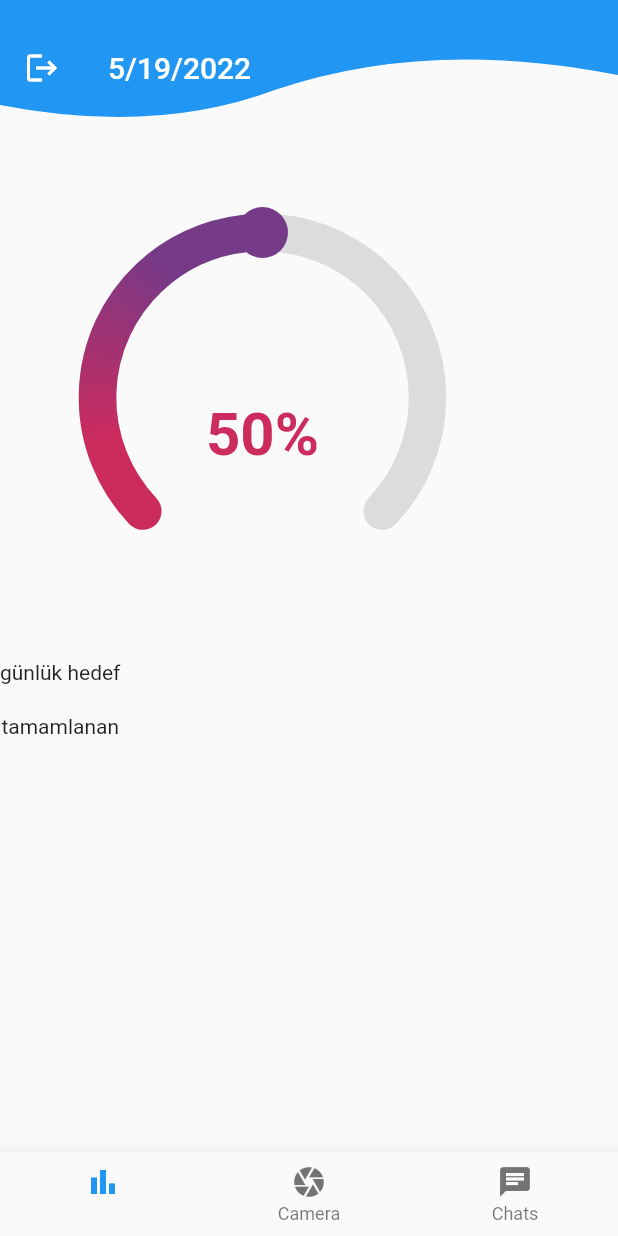
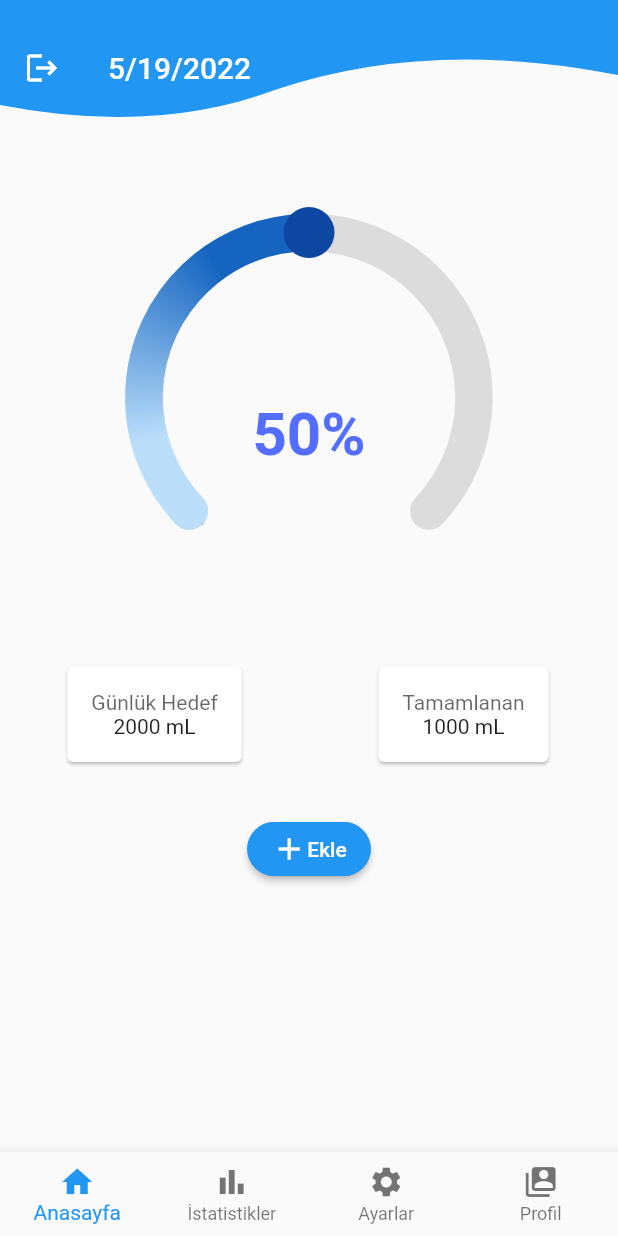
Before and after one commit to alperennbulutt/water_tracker, a Flutter app: the screen it shows once a user with an empty profile is signed in, on a phone screen of 412 x 824 dp. Run offline on Flutter 3.47's test engine with Material 2 defaults, Android fonts, the light colour scheme and no system bars; drawn by our look-alikes of syncfusion_flutter_gauges; our stand-ins replace cloud_firestore, firebase_auth, firebase_core, flutter_custom_clippers, flutter_svg, get and 2 more; accounts and stored records are empty; Roboto replaces fonts that are missing (Georgia).

Commit message:
anasayfa tasarımı tamamlandı.

```diff
--- a/lib/src/ui/home/home_page.dart
+++ b/lib/src/ui/home/home_page.dart
@@ -3,8 +3,11 @@
 import 'package:firebase_auth/firebase_auth.dart';
 import 'package:flutter/material.dart';
 import 'package:flutter_custom_clippers/flutter_custom_clippers.dart';
+import 'package:get/get.dart';
 import 'package:intl/intl.dart';
 import 'package:syncfusion_flutter_gauges/gauges.dart';
+import 'package:water_tracker/src/ui/details-x/details_page.dart';
+import 'package:water_tracker/src/utils/routes/app_pages.dart';
 
 import '../../models/photos_model.dart';
 
@@ -50,7 +53,7 @@ class _HomePageState extends State<HomePage> {
       ),
       body: Column(
         children: [
-          Row(children: [
+          Row(mainAxisAlignment: MainAxisAlignment.center, children: [
             SfRadialGauge(axes: <RadialAxis>[
               RadialAxis(
                   minimum: 0,
@@ -69,8 +72,8 @@ class _HomePageState extends State<HomePage> {
                         width: 25,
                         sizeUnit: GaugeSizeUnit.logicalPixel,
                         gradient: const SweepGradient(colors: <Color>[
-                          Color(0xFFCC2B5E),
-                          Color(0xFF753A88)
+                          Color(0XFFBBDEFB),
+                          Color(0xFF1565C0)
                         ], stops: <double>[
                           0.25,
                           0.75
@@ -82,7 +85,7 @@ class _HomePageState extends State<HomePage> {
                         markerHeight: 34,
                         markerWidth: 34,
                         markerType: MarkerType.circle,
-                        color: Color(0xFF753A88),
+                        color: Color(0xFF0D47A1),
                         borderWidth: 2,
                         borderColor: Colors.white54)
                   ],
@@ -95,39 +98,155 @@ class _HomePageState extends State<HomePage> {
                             style: TextStyle(
                                 fontSize: 40,
                                 fontWeight: FontWeight.bold,
-                                color: Color(0xFFCC2B5E))))
+                                color: Color(0xFF536DFE))))
                   ])
             ]),
           ]),
           Row(
             children: [
-              Column(
-                children: [
-                  Text("günlük hedef"),
-                  SizedBox(
-                    height: 20,
-                  ),
-                  Text("tamamlanan"),
-                ],
+              Expanded(
+                flex: 5,
+                child: Column(
+                  children: [
+                    Card(
+                      child: Column(
+                        children: [
+                          Padding(
+                              padding: const EdgeInsets.all(16.0),
+                              child: Column(
+                                children: [
+                                  Text(
+                                    'Günlük Hedef',
+                                    style: TextStyle(
+                                        color: Colors.black.withOpacity(0.6)),
+                                  ),
+                                  Text("2000 mL")
+                                ],
+                              )),
+                        ],
+                      ),
+                    )
+                  ],
+                ),
               ),
-              Column()
+              Expanded(
+                flex: 5,
+                child: Column(
+                  children: [
+                    Card(
+                      child: Column(
+                        children: [
+                          Padding(
+                              padding: const EdgeInsets.all(16.0),
+                              child: Column(
+                                children: [
+                                  Text(
+                                    'Tamamlanan',
+                                    style: TextStyle(
+                                        color: Colors.black.withOpacity(0.6)),
+                                  ),
+                                  Text("1000 mL")
+                                ],
+                              )),
+                        ],
+                      ),
+                    )
+                  ],
+                ),
+              )
             ],
-          )
+          ),
+          SizedBox(
+            height: 30,
+          ),
+          Row(
+            mainAxisAlignment: MainAxisAlignment.center,
+            crossAxisAlignment: CrossAxisAlignment.end,
+            children: [
+              ElevatedButton(
+                style: ButtonStyle(
+                    shape: MaterialStateProperty.all<RoundedRectangleBorder>(
+                        RoundedRectangleBorder(
+                            borderRadius: BorderRadius.circular(18.0),
+                            side: BorderSide(color: Colors.blue)))),
+                child: Row(children: [Icon(Icons.add), Text("Ekle")]),
+                onPressed: () {
+                  showModalBottomSheet<void>(
+                    context: context,
+                    builder: (BuildContext context) {
+                      return Container(
+                        height: 200,
+                        color: Colors.white,
+                        child: Center(
+                          child: Column(
+                            mainAxisAlignment: MainAxisAlignment.center,
+                            mainAxisSize: MainAxisSize.min,
+                            children: <Widget>[
+                              const Padding(
+                                padding: EdgeInsets.symmetric(
+                                    horizontal: 8, vertical: 16),
+                                child: TextField(
+                                  decoration: InputDecoration(
+                                    border: OutlineInputBorder(),
+                                    hintText:
+                                        'İçtiğiniz Su Miktarını Giriniz...',
+                                  ),
+                                ),
+                              ),
+                              const Text(
+                                '(1 Su Bardağı : 200 mL)',
+                                style: TextStyle(color: Colors.grey),
+                              ),
+                              ElevatedButton(
+                                style: ButtonStyle(
+                                    shape: MaterialStateProperty.all<
+                                            RoundedRectangleBorder>(
+                                        RoundedRectangleBorder(
+                                            borderRadius:
+                                                BorderRadius.circular(18.0),
+                                            side: BorderSide(
+                                                color: Colors.blue)))),
+                                child: const Text('Kaydet'),
+                                onPressed: () => Get.back(),
+                              )
+                            ],
+                          ),
+                        ),
+                      );
+                    },
+                  );
+                },
+              ),
+            ],
+          ),
         ],
       ),
       bottomNavigationBar: BottomNavigationBar(
+        type: BottomNavigationBarType.fixed,
+        onTap: (value) {
+          print(value.toString());
+          if (value == 0) {
+            Get.toNamed(Routes.HOME);
+          } else if (value == 1) {
+            Get.toNamed(Routes.CHOOSEFEMALEWEIGHTPAGE);
+          }
+        },
         items: const <BottomNavigationBarItem>[
           BottomNavigationBarItem(
+              icon: Icon(Icons.home),
+              label: 'Anasayfa',
+              backgroundColor: Colors.blue),
+          BottomNavigationBarItem(
             icon: Icon(Icons.bar_chart_outlined),
-            label: '',
+            label: 'İstatistikler',
           ),
           BottomNavigationBarItem(
-            icon: Icon(Icons.camera),
-            label: 'Camera',
+            icon: Icon(Icons.settings),
+            label: 'Ayarlar',
           ),
           BottomNavigationBarItem(
-            icon: Icon(Icons.chat),
-            label: 'Chats',
+            icon: Icon(Icons.switch_account),
+            label: 'Profil',
           ),
         ],
       ),
```
